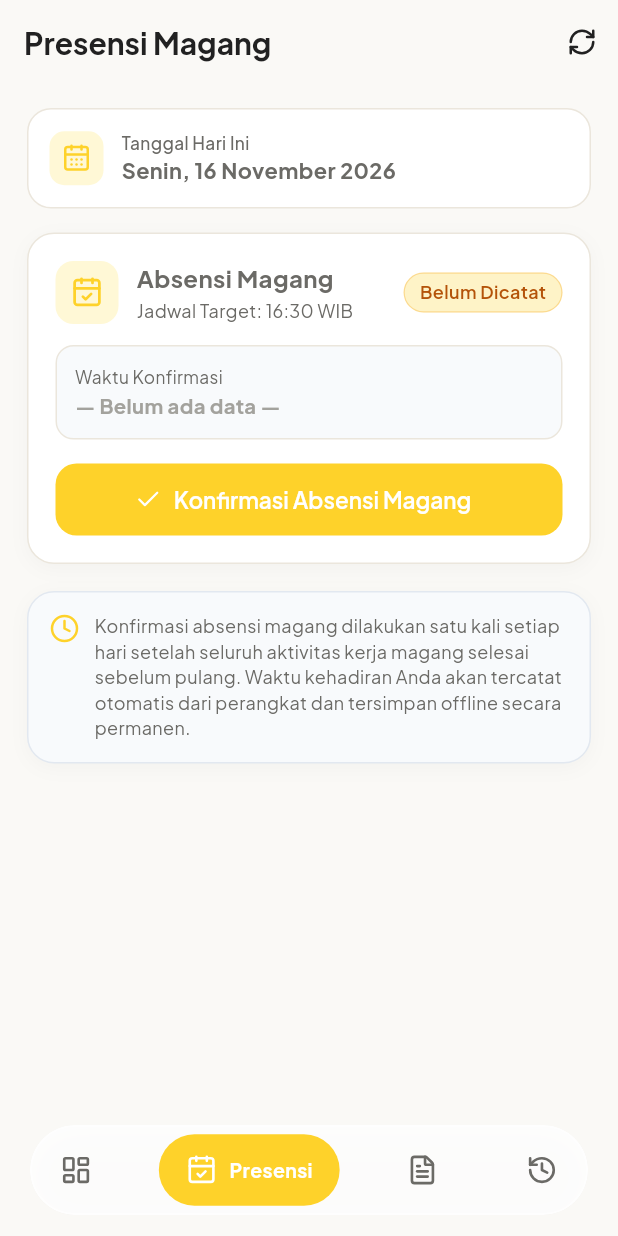
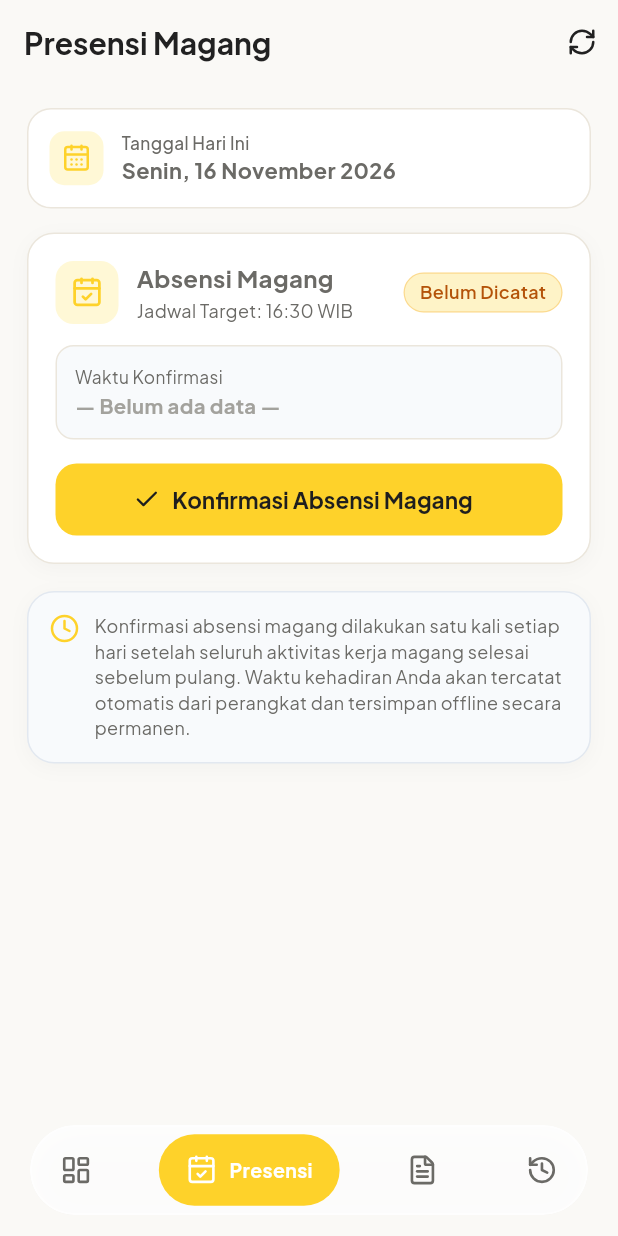
Before and after one commit to ardhikaxx/rama-mobile, a Flutter app: the screen it shows after launch, item 2 of the bottom bar chosen, on a phone screen of 412 x 824 dp. Run offline on Flutter 3.47's test engine with Material 3 defaults, Android fonts, the phone set to English and light mode, and no system bars; our stand-ins replace file_picker, fl_chart, flutter_local_notifications, flutter_riverpod, flutter_slidable, flutter_timezone and 8 more; accounts and stored records are empty.

Commit message:
style: penyesuaian konfigurasi tema aplikasi light dan dark mode

```diff
--- a/lib/core/theme/app_theme.dart
+++ b/lib/core/theme/app_theme.dart
@@ -11,19 +11,20 @@ class AppTheme {
       brightness: Brightness.light,
       primaryColor: AppColors.primary,
       scaffoldBackgroundColor: AppColors.background,
-      colorScheme: ColorScheme.fromSeed(
-        seedColor: AppColors.primary,
+      colorScheme: const ColorScheme(
+        brightness: Brightness.light,
         primary: AppColors.primary,
-        onPrimary: Colors.white,
+        onPrimary: AppColors.onPrimary,
         primaryContainer: AppColors.primaryContainer,
         onPrimaryContainer: AppColors.primaryDark,
         secondary: AppColors.primaryDark,
         onSecondary: Colors.white,
+        secondaryContainer: AppColors.primaryContainer,
+        onSecondaryContainer: AppColors.primaryDark,
         surface: AppColors.surface,
         onSurface: AppColors.textPrimary,
         error: AppColors.danger,
         onError: Colors.white,
-        brightness: Brightness.light,
       ),
       textTheme: textTheme.copyWith(
         displayLarge: textTheme.displayLarge?.copyWith(
@@ -87,28 +88,28 @@ class AppTheme {
         style: ElevatedButton.styleFrom(
           elevation: 0,
           backgroundColor: AppColors.primary,
-          foregroundColor: Colors.white,
+          foregroundColor: AppColors.onPrimary,
           minimumSize: const Size.fromHeight(48),
           shape: RoundedRectangleBorder(
             borderRadius: BorderRadius.circular(14),
           ),
           textStyle: GoogleFonts.plusJakartaSans(
             fontSize: 15,
-            fontWeight: FontWeight.w600,
+            fontWeight: FontWeight.w700,
           ),
         ),
       ),
       outlinedButtonTheme: OutlinedButtonThemeData(
         style: OutlinedButton.styleFrom(
-          foregroundColor: AppColors.primary,
+          foregroundColor: AppColors.textPrimary,
           minimumSize: const Size.fromHeight(48),
-          side: const BorderSide(color: AppColors.primary, width: 1.5),
+          side: const BorderSide(color: AppColors.primary, width: 1.8),
           shape: RoundedRectangleBorder(
             borderRadius: BorderRadius.circular(14),
           ),
           textStyle: GoogleFonts.plusJakartaSans(
             fontSize: 15,
-            fontWeight: FontWeight.w600,
+            fontWeight: FontWeight.w700,
           ),
         ),
       ),
@@ -126,7 +127,7 @@ class AppTheme {
         ),
         focusedBorder: OutlineInputBorder(
           borderRadius: BorderRadius.circular(14),
-          borderSide: const BorderSide(color: AppColors.primary, width: 1.8),
+          borderSide: const BorderSide(color: AppColors.primaryDark, width: 2.0),
         ),
         errorBorder: OutlineInputBorder(
           borderRadius: BorderRadius.circular(14),
@@ -143,7 +144,7 @@ class AppTheme {
       ),
       bottomNavigationBarTheme: const BottomNavigationBarThemeData(
         backgroundColor: AppColors.surface,
-        selectedItemColor: AppColors.primary,
+        selectedItemColor: AppColors.primaryDark,
         unselectedItemColor: AppColors.textSecondary,
         elevation: 8,
         type: BottomNavigationBarType.fixed,
@@ -164,19 +165,20 @@ class AppTheme {
       brightness: Brightness.dark,
       primaryColor: AppColors.primary,
       scaffoldBackgroundColor: AppColors.darkBackground,
-      colorScheme: ColorScheme.fromSeed(
-        seedColor: AppColors.primary,
+      colorScheme: const ColorScheme(
+        brightness: Brightness.dark,
         primary: AppColors.primary,
-        onPrimary: Colors.white,
-        primaryContainer: const Color(0xFF1E3A8A),
-        onPrimaryContainer: Colors.white,
-        secondary: const Color(0xFF60A5FA),
-        onSecondary: AppColors.darkBackground,
+        onPrimary: AppColors.onPrimary,
+        primaryContainer: AppColors.darkPrimaryContainer,
+        onPrimaryContainer: AppColors.primary,
+        secondary: AppColors.primary,
+        onSecondary: AppColors.onPrimary,
+        secondaryContainer: AppColors.darkSurfaceElevated,
+        onSecondaryContainer: AppColors.darkTextPrimary,
         surface: AppColors.darkSurface,
         onSurface: AppColors.darkTextPrimary,
         error: AppColors.danger,
         onError: Colors.white,
-        brightness: Brightness.dark,
       ),
       textTheme: textTheme.copyWith(
         displayLarge: textTheme.displayLarge?.copyWith(
@@ -240,28 +242,28 @@ class AppTheme {
         style: ElevatedButton.styleFrom(
           elevation: 0,
           backgroundColor: AppColors.primary,
-          foregroundColor: Colors.white,
+          foregroundColor: AppColors.onPrimary,
           minimumSize: const Size.fromHeight(48),
           shape: RoundedRectangleBorder(
             borderRadius: BorderRadius.circular(14),
           ),
           textStyle: GoogleFonts.plusJakartaSans(
             fontSize: 15,
-            fontWeight: FontWeight.w600,
+            fontWeight: FontWeight.w700,
           ),
         ),
       ),
       outlinedButtonTheme: OutlinedButtonThemeData(
         style: OutlinedButton.styleFrom(
-          foregroundColor: const Color(0xFF60A5FA),
+          foregroundColor: AppColors.primary,
           minimumSize: const Size.fromHeight(48),
-          side: const BorderSide(color: Color(0xFF60A5FA), width: 1.5),
+          side: const BorderSide(color: AppColors.primary, width: 1.8),
           shape: RoundedRectangleBorder(
             borderRadius: BorderRadius.circular(14),
           ),
           textStyle: GoogleFonts.plusJakartaSans(
             fontSize: 15,
-            fontWeight: FontWeight.w600,
+            fontWeight: FontWeight.w700,
           ),
         ),
       ),
@@ -279,7 +281,7 @@ class AppTheme {
         ),
         focusedBorder: OutlineInputBorder(
           borderRadius: BorderRadius.circular(14),
-          borderSide: const BorderSide(color: AppColors.primary, width: 1.8),
+          borderSide: const BorderSide(color: AppColors.primary, width: 2.0),
         ),
         errorBorder: OutlineInputBorder(
           borderRadius: BorderRadius.circular(14),
@@ -288,7 +290,7 @@ class AppTheme {
       ),
       bottomNavigationBarTheme: const BottomNavigationBarThemeData(
         backgroundColor: AppColors.darkSurface,
-        selectedItemColor: Color(0xFF60A5FA),
+        selectedItemColor: AppColors.primary,
         unselectedItemColor: AppColors.darkTextSecondary,
         elevation: 8,
         type: BottomNavigationBarType.fixed,
```
